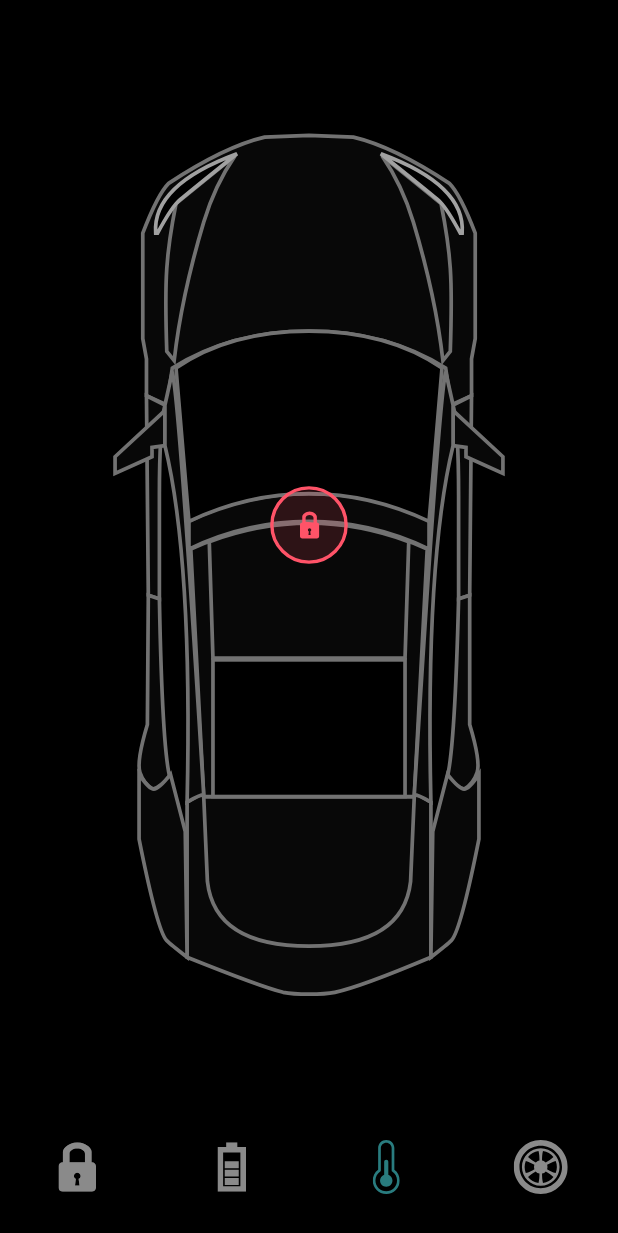
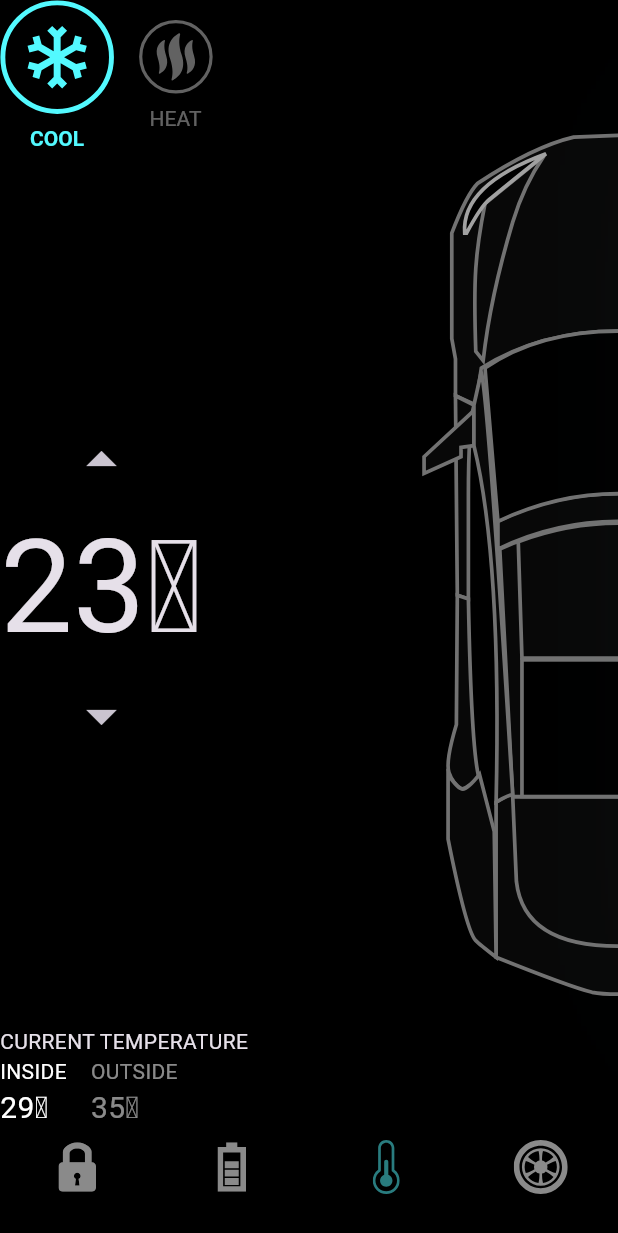
Before and after one commit to ritik6559/flutter-car-control-app-ui, a Flutter app: the screen it shows after launch, item 3 of the bottom bar chosen, on a phone screen of 412 x 824 dp. Shown: the top 1233 px of the screen. Run offline on Flutter 3.47's test engine with Material 3 defaults, Android fonts, the phone set to English and light mode, and no system bars; our stand-ins replace flutter_svg.

Commit message:
temp details screen completed

```diff
--- a/lib/controllers/home_controller.dart
+++ b/lib/controllers/home_controller.dart
@@ -6,14 +6,12 @@
     bool isTrunkLocked = true;
     bool isBonnetLocked = true;
     int selectedBottomTab = 0;
-
+    bool isCoolSelected = true;
 
     void onButtonNavigationTabChange(int index){
         selectedBottomTab = index;
         notifyListeners();
     }
-
-
 
     void updateRightDoorLock(){
         isRightDoorLocked = !isRightDoorLocked;
@@ -35,7 +33,10 @@
         notifyListeners();
     }
 
-
+    void updateCoolSelected(){
+        isCoolSelected = !isCoolSelected;
+        notifyListeners();
+    }
 
 
 
--- /dev/null
+++ b/lib/screens/components/temp_details.dart
@@ -0,0 +1,100 @@
+import 'package:flutter/material.dart';
+import 'package:flutter/widgets.dart';
+import 'package:flutter_car_control_app_ui/constants.dart';
+import 'package:flutter_car_control_app_ui/controllers/home_controller.dart';
+import 'package:flutter_car_control_app_ui/screens/components/tmp_btn.dart';
+
+class TempDetails extends StatelessWidget {
+  const TempDetails({
+    super.key,
+    required HomeController controller,
+  }) : _controller = controller;
+
+  final HomeController _controller;
+
+  @override
+  Widget build(BuildContext context) {
+    return Column(
+      crossAxisAlignment: CrossAxisAlignment.start,
+      children: [
+        Row(
+          spacing: defaultPadding,
+          children: [
+            TempBtn(
+              asset: 'assets/coolShape.svg',
+              title: "COOL",
+              press: _controller.updateCoolSelected,
+              isActive: _controller.isCoolSelected,
+            ),
+            TempBtn(
+              asset: 'assets/heatShape.svg',
+              title: 'Heat',
+              isActive: !_controller.isCoolSelected,
+              press: _controller.updateCoolSelected,
+              activeColor: redColor,
+            ),
+          ],
+        ),
+        Spacer(),
+        Column(
+          children: [
+            IconButton(
+              padding: EdgeInsets.zero,
+              onPressed: () {},
+              icon: Icon(Icons.arrow_drop_up, size: 48),
+            ),
+            Text(
+              "23" + "\u2103",
+              style: TextStyle(fontSize: 86),
+            ),
+            IconButton(
+              padding: EdgeInsets.zero,
+              onPressed: () {},
+              icon: Icon(Icons.arrow_drop_down, size: 48),
+            ),
+          ],
+        ),
+        Spacer(),
+        Text("CURRENT TEMPERATURE"),
+        const SizedBox(width: defaultPadding),
+        Row(
+          children: [
+            Column(
+              crossAxisAlignment: CrossAxisAlignment.start,
+              children: [
+                Text(
+                  "Inside".toUpperCase(),
+                  style: TextStyle(color: Colors.white),
+                ),
+                Text(
+                  "29" + "\u2103",
+                  style: TextStyle(
+                    fontSize: 20,
+                    color: Colors.white,
+                  ),
+                ),
+              ],
+            ),
+            const SizedBox(width: defaultPadding),
+            Column(
+              crossAxisAlignment: CrossAxisAlignment.start,
+              children: [
+                Text(
+                  "Outside".toUpperCase(),
+                  style: TextStyle(color: Colors.white54),
+                ),
+                Text(
+                  "35" + "\u2103",
+                  style: TextStyle(
+                    fontSize: 20,
+                    color: Colors.white54,
+                  ),
+                ),
+              ],
+            ),
+          ],
+        ),
+      ],
+    );
+  }
+}
--- /dev/null
+++ b/lib/screens/components/tmp_btn.dart
@@ -0,0 +1,53 @@
+
+import 'package:flutter/material.dart';
+import 'package:flutter_car_control_app_ui/constants.dart';
+import 'package:flutter_svg/svg.dart';
+
+class TempBtn extends StatelessWidget {
+    final String asset;
+    final String title;
+    final bool isActive;
+    final VoidCallback press;
+    final Color activeColor;
+  const TempBtn({
+    super.key,
+    required this.asset,
+    required this.title,
+    required this.isActive,
+    required this.press,
+    this.activeColor = primaryColor,
+  });
+
+  @override
+  Widget build(BuildContext context) {
+    return GestureDetector(
+    onTap: press,
+      child: Column(
+      spacing: defaultPadding / 2,
+         children: [
+             AnimatedContainer(
+             curve: Curves.easeInOutBack,
+                duration: Duration(milliseconds: 200),
+                 width: isActive ? 76 : 50,
+                 height: isActive ? 76 : 50,
+                 child: SvgPicture.asset(
+                     asset,
+                     color: isActive ? activeColor : Colors.white38,
+                 ),
+             ),
+             AnimatedDefaultTextStyle(
+                duration: Duration(milliseconds: 200),
+              style: TextStyle(
+                       fontSize: 14,
+                       color: isActive ? activeColor : Colors.white38,
+                       fontWeight: isActive ? FontWeight.bold : FontWeight.normal
+                   ),
+               child: Text(
+                    title.toUpperCase(),
+               ),
+             ),
+         ],
+      ),
+    );
+  }
+}
--- a/lib/screens/home_screen.dart
+++ b/lib/screens/home_screen.dart
@@ -6,6 +6,7 @@
 import 'package:flutter_svg/svg.dart';
 
 import 'components/battery_status.dart';
+import 'components/temp_details.dart';
 
 class HomeScreen extends StatefulWidget {
   const HomeScreen({super.key});
@@ -23,22 +24,32 @@
 
   late AnimationController _tempAnimationController;
   late Animation<double> _animationCarShift;
+  late Animation<double> _animationTempShowInfo;
+  late Animation<double> _animationCoolGlow;
 
-    void setupTempAnimation(){
+  void setupTempAnimation() {
     _tempAnimationController = AnimationController(
       vsync: this,
       duration: Duration(milliseconds: 1500),
     );
     _animationCarShift = CurvedAnimation(
       parent: _tempAnimationController,
-            curve: Interval(0, 0.2,),
+      curve: Interval(0.2, 0.4),
+    );
+    _animationTempShowInfo = CurvedAnimation(
+      parent: _tempAnimationController,
+      curve: Interval(0.45, 0.65,),
+    );
+    _animationCoolGlow = CurvedAnimation(
+      parent: _tempAnimationController,
+      curve: Interval(0.7, 1),
     );
   }
 
-    void setupBatteryAnimation(){
+  void setupBatteryAnimation() {
     _batteryAnimationController = AnimationController(
       vsync: this,
-            duration: Duration(milliseconds: 600)
+      duration: Duration(milliseconds: 600),
     );
 
     _animationBattery = CurvedAnimation(
@@ -48,12 +59,12 @@
 
     _animationBatteryStatus = CurvedAnimation(
       parent: _batteryAnimationController,
-            curve: Interval(0.6, 1,),
+      curve: Interval(0.6, 1),
     );
   }
 
   @override
-      void initState(){
+  void initState() {
     setupBatteryAnimation();
     setupTempAnimation();
     super.initState();
@@ -69,22 +80,24 @@
   @override
   Widget build(BuildContext context) {
     return AnimatedBuilder(
-    animation: Listenable.merge({ _controller, _batteryAnimationController }),
+      animation: Listenable.merge({
+        _controller,
+        _batteryAnimationController,
+        _tempAnimationController
+      }),
       builder: (context, snapshot) {
         return Scaffold(
           bottomNavigationBar: CarAppNavBar(
-            onTap: (index){
-                if( index == 1 ){
+            onTap: (index) {
+              if (index == 1) {
                 _batteryAnimationController.forward();
-                }
-                else if ( _controller.selectedBottomTab == 1 && index != 1 ){
+              } else if (_controller.selectedBottomTab == 1 && index != 1) {
                 _batteryAnimationController.reverse(from: 0.7);
               }
-                if( index == 2 ){
+              if (index == 2) {
                 _tempAnimationController.forward();
-                }
-                else if( _controller.selectedBottomTab == 2 && index != 2 ){
-                    _tempAnimationController.reverse();
+              } else if (_controller.selectedBottomTab == 2 && index != 2) {
+                _tempAnimationController.reverse(from: 0.4);
               }
               _controller.onButtonNavigationTabChange(index);
             },
@@ -92,7 +105,7 @@
           ),
           body: SafeArea(
             child: LayoutBuilder(
-                    builder: (context, constrains){
+              builder: (context, constrains) {
                 return Stack(
                   alignment: Alignment.center,
                   children: [
@@ -112,10 +125,11 @@
                         ),
                       ),
                     ),
-
                     AnimatedPositioned(
                       duration: defaultDuration,
-                                    right: _controller.selectedBottomTab == 0 ? constrains.maxWidth / 0.05 : constrains.maxWidth / 2,
+                      right: _controller.selectedBottomTab == 0
+                          ? constrains.maxWidth * 0.05
+                          : constrains.maxWidth / 2,
                       child: AnimatedOpacity(
                         duration: defaultDuration,
                         opacity: _controller.selectedBottomTab == 0 ? 1 : 0,
@@ -123,11 +137,13 @@
                           press: _controller.updateRightDoorLock,
                           isLock: _controller.isRightDoorLocked,
                         ),
-                                    )
+                      ),
                     ),
                     AnimatedPositioned(
                       duration: defaultDuration,
-                                    left: _controller.selectedBottomTab == 0 ? constrains.maxWidth * 0.05 : constrains.maxWidth / 2,
+                      left: _controller.selectedBottomTab == 0
+                          ? constrains.maxWidth * 0.05
+                          : constrains.maxWidth / 2,
                       child: AnimatedOpacity(
                         duration: defaultDuration,
                         opacity: _controller.selectedBottomTab == 0 ? 1 : 0,
@@ -135,11 +151,13 @@
                           press: _controller.updateLeftDoorLock,
                           isLock: _controller.isLeftDoorLocked,
                         ),
-                                    )
+                      ),
                     ),
                     AnimatedPositioned(
                       duration: defaultDuration,
-                                    top: _controller.selectedBottomTab == 0 ? constrains.maxHeight * 0.13 : constrains.maxHeight / 2,
+                      top: _controller.selectedBottomTab == 0
+                          ? constrains.maxHeight * 0.13
+                          : constrains.maxHeight / 2,
                       child: AnimatedOpacity(
                         duration: defaultDuration,
                         opacity: _controller.selectedBottomTab == 0 ? 1 : 0,
@@ -147,23 +165,22 @@
                           press: _controller.updateBonnetLock,
                           isLock: _controller.isBonnetLocked,
                         ),
-                                    )
+                      ),
                     ),
                     AnimatedPositioned(
                       duration: defaultDuration,
-                                    bottom: _controller.selectedBottomTab == 0 ? constrains.maxHeight * 0.17 : constrains.maxHeight / 2,
+                      bottom: _controller.selectedBottomTab == 0
+                          ? constrains.maxHeight * 0.17
+                          : constrains.maxHeight / 2,
                       child: AnimatedOpacity(
-                                    duration:defaultDuration,
-                                    opacity: _controller.selectedBottomTab == 0 ? 0 : 1,
+                        duration: defaultDuration,
+                        opacity: _controller.selectedBottomTab == 0 ? 1 : 0,
                         child: DoorLock(
                           press: _controller.updateTrunkDoorLock,
                           isLock: _controller.isTrunkLocked,
-
                         ),
-                                    )
                       ),
-
-
+                    ),
                     Opacity(
                       opacity: _animationBattery.value,
                       child: SvgPicture.asset(
@@ -172,7 +189,7 @@
                       ),
                     ),
                     Positioned(
-                                 top: 50 * ( 1 - _animationBatteryStatus.value ),
+                      top: 50 * (1 - _animationBatteryStatus.value),
                       height: constrains.maxHeight,
                       width: constrains.maxWidth,
                       child: Opacity(
@@ -182,14 +199,41 @@
                         ),
                       ),
                     ),
-
+                    Positioned(
+                      height: constrains.maxHeight,
+                      width: constrains.maxWidth,
+                      top: 60 * ( 1 - _animationTempShowInfo.value ),
+                      child: Opacity(
+                        opacity: _animationTempShowInfo.value,
+                        child: TempDetails(
+                          controller: _controller,
+                           ),
+                        ),
+                    ),
+                    Positioned(
+                        right: -180 * (1 - _animationCoolGlow.value),
+                        child: AnimatedSwitcher(
+                          duration: defaultDuration,
+                          child: _controller.isCoolSelected
+                              ? Image.asset(
+                                  "assets/Cool_glow_2.png",
+                                  key: UniqueKey(),
+                                  width: 200,
+                                )
+                              : Image.asset(
+                                  "assets/Hot_glow_4.png",
+                                  key: UniqueKey(),
+                                  width: 200,
+                                ),
+                        ),
+                      ),
                   ],
-                        )  ;
-                    }
-                )
-            )
                 );
-      }
+              },
+            ),
+          ),
+        );
+      },
     );
   }
 }
```
Lines whose indentation alone changed are shown as unchanged.
